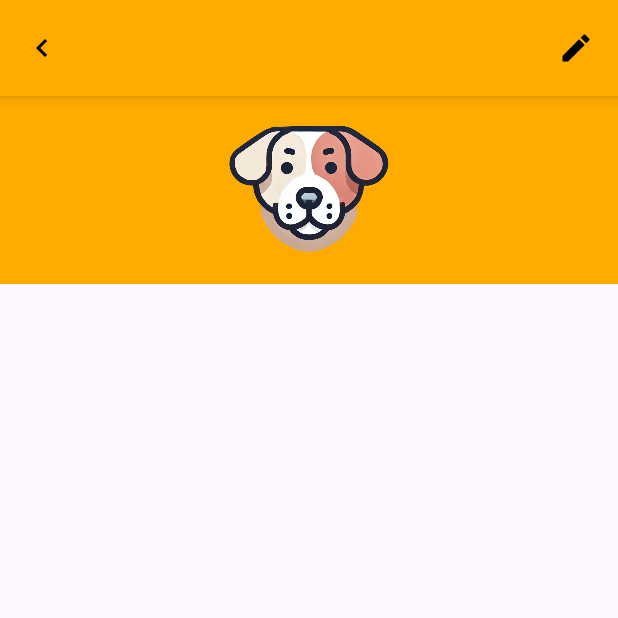
After one commit to MaverickAppliedLogic/NutriPetDevelopment, an Android app built with Jetpack Compose: the PetActivity screen opened directly, with no data from a screen before it, on a phone screen of 412 x 824 dp, the top half of it. The commit adds this screen. Run offline under Robolectric (Android 15) with nearby library versions, the phone set to English and light mode, and no system bars; missing, so only their content is drawn: FeedmTheme; 2 statements that could not run were skipped.

Commit message:
Se reorganizaron las carpetas y los ficheros y se refactorizaron los nombres de las actividades. Además se comenzó a implementar la UI de la PetActivity.kt

```diff
--- a/app/build.gradle.kts
+++ b/app/build.gradle.kts
@@ -69,6 +69,7 @@ dependencies {
     testImplementation(libs.junit.junit)
     testImplementation(libs.junit.junit)
     testImplementation(libs.junit.junit)
+    testImplementation(libs.junit.jupiter)
     annotationProcessor(libs.compiler)
     implementation(libs.retrofit)
     //Coroutines
--- /dev/null
+++ b/app/src/main/java/com/example/feedm/ui/view/PetActivity.kt
@@ -0,0 +1,148 @@
+package com.example.feedm.ui.view
+
+
+import android.os.Bundle
+import androidx.activity.ComponentActivity
+import androidx.activity.compose.setContent
+import androidx.activity.viewModels
+import androidx.compose.foundation.Image
+import androidx.compose.foundation.background
+import androidx.compose.foundation.layout.Arrangement
+import androidx.compose.foundation.layout.Column
+import androidx.compose.foundation.layout.Row
+import androidx.compose.foundation.layout.fillMaxSize
+import androidx.compose.foundation.layout.fillMaxWidth
+import androidx.compose.foundation.layout.height
+import androidx.compose.foundation.layout.padding
+import androidx.compose.foundation.rememberScrollState
+import androidx.compose.foundation.verticalScroll
+import androidx.compose.material.icons.Icons
+import androidx.compose.material.icons.automirrored.filled.KeyboardArrowLeft
+import androidx.compose.material.icons.filled.Create
+import androidx.compose.material3.ExperimentalMaterial3Api
+import androidx.compose.material3.Icon
+import androidx.compose.material3.IconButton
+import androidx.compose.material3.MaterialTheme
+import androidx.compose.material3.Scaffold
+import androidx.compose.material3.Text
+import androidx.compose.material3.TopAppBar
+import androidx.compose.material3.TopAppBarColors
+import androidx.compose.runtime.Composable
+import androidx.compose.ui.Alignment
+import androidx.compose.ui.Modifier
+import androidx.compose.ui.draw.shadow
+import androidx.compose.ui.graphics.Color
+import androidx.compose.ui.res.painterResource
+import androidx.compose.ui.text.font.FontWeight
+import androidx.compose.ui.text.style.TextAlign
+import androidx.compose.ui.tooling.preview.Preview
+import androidx.compose.ui.unit.dp
+import com.example.feedm.R
+import com.example.feedm.ui.view.theme.Orange
+import com.example.feedm.ui.view.ui.ui.theme.FeedmTheme
+import com.example.feedm.ui.viewmodel.PetViewModel
+
+class PetActivity : ComponentActivity() {
+
+    private val petViewModel : PetViewModel by viewModels()
+
+    @ExperimentalMaterial3Api
+    override fun onCreate(savedInstanceState: Bundle?) {
+        super.onCreate(savedInstanceState)
+        petViewModel.onCreate()
+        setContent {
+            FeedmTheme {
+                Scaffold(modifier = Modifier.fillMaxSize(),
+                    topBar = { TopAppBar(
+                        colors = TopAppBarColors(containerColor = Orange,
+                            scrolledContainerColor = Color.White,
+                            navigationIconContentColor = Color.Black,
+                            actionIconContentColor = Color.Black,
+                            titleContentColor = Color.Black
+                        ),
+                        title = {Text(text = "")},
+                        navigationIcon = {
+                            IconButton(onClick = { /*TODO*/ }) {
+                                Icon(imageVector = Icons.AutoMirrored.Filled.KeyboardArrowLeft,
+                                    contentDescription = "ArrowBack",
+                                    tint = Color.Black)
+                            }
+                        },
+                        actions = {
+                            Row {
+                                IconButton(onClick = { /*TODO*/ }) {
+                                    Icon(imageVector = Icons.Default.Create,
+                                        contentDescription = "ArrowBack",
+                                        tint = Color.Black)
+                                }
+                            }
+                        },
+                        modifier = Modifier.shadow(5.dp))}) { innerPadding ->
+                    PetActivityUI(modifier = Modifier.padding(innerPadding))
+                }
+            }
+        }
+    }
+}
+
+@Composable
+fun PetActivityUI(modifier: Modifier = Modifier){
+    Column(modifier = modifier
+        .fillMaxWidth()
+        .verticalScroll(rememberScrollState())) {
+        PetImage()
+    }
+}
+
+@Preview
+@Composable
+fun PetImage(){
+    Row(horizontalArrangement = Arrangement.Center,
+        verticalAlignment = Alignment.CenterVertically,
+        modifier = Modifier
+            .fillMaxWidth()
+            .height(125.dp)
+            .background(color = Orange)){
+        Image(painter = painterResource(id = R.drawable.img_dog_illustration),
+           contentDescription = "Pet Image",
+           modifier = Modifier.padding(horizontal = 20.dp, vertical = 20.dp))
+    }
+}
+
+@ExperimentalMaterial3Api
+@Preview(showBackground = true, showSystemUi = true)
+@Composable
+fun PetActivityScreenPreview(modifier: Modifier = Modifier){
+    FeedmTheme {
+        Scaffold(modifier = Modifier.fillMaxSize(),
+            topBar = { TopAppBar(
+                colors = TopAppBarColors(containerColor = Orange,
+                    scrolledContainerColor = Color.White,
+                    navigationIconContentColor = Color.Black,
+                    actionIconContentColor = Color.Black,
+                    titleContentColor = Color.Black
+                    ),
+                title = {      Text(text = "Toby",
+                    style = MaterialTheme.typography.headlineLarge.copy(fontWeight = FontWeight.Bold),
+                    textAlign = TextAlign.Center,
+                    modifier = Modifier.fillMaxWidth())},
+                navigationIcon = {
+                    IconButton(onClick = { /*TODO*/ }) {
+                        Icon(imageVector = Icons.AutoMirrored.Filled.KeyboardArrowLeft,
+                            contentDescription = "ArrowBack",
+                            tint = Color.Black)
+                    }
+                },
+                actions = {
+                    Row {
+                        IconButton(onClick = { /*TODO*/ }) {
+                            Icon(imageVector = Icons.Default.Create,
+                                contentDescription = "ArrowBack",
+                                tint = Color.Black)
+                        }
+                    }
+                },modifier = Modifier.shadow(5.dp))}) { innerPadding ->
+            PetActivityUI(modifier = Modifier.padding(innerPadding))
+        }
+    }
+}
--- a/app/src/main/res/values/strings.xml
+++ b/app/src/main/res/values/strings.xml
@@ -52,8 +52,9 @@
     <string name="second_fragment_label">Second Fragment</string>
     <string name="next">Next</string>
     <string name="previous">Previous</string>
-    <string name="title_activity_pet_compose">PetActivityCompose</string>
-    <string name="title_activity_from_compose">FromActivityCompose</string>
+    <string name="title_activity_pet_compose">PetsActivity</string>
+    <string name="title_activity_from_compose">FormActivity</string>
+    <string name="title_activity_pet">PetActivity</string>
 
 
 </resources>
```
Also changed, not shown: app/src/main/AndroidManifest.xml (+7 -3 lines), app/src/main/java/com/example/feedm/ui/view/FormActivity.kt (renamed from app/src/main/java/com/example/feedm/ui/view/ui/FormActivity.kt, +6 -6 lines), app/src/main/java/com/example/feedm/ui/view/PetsActivity.kt (renamed from app/src/main/java/com/example/feedm/ui/view/ui/PetsActivity.kt, +16 -8 lines).
